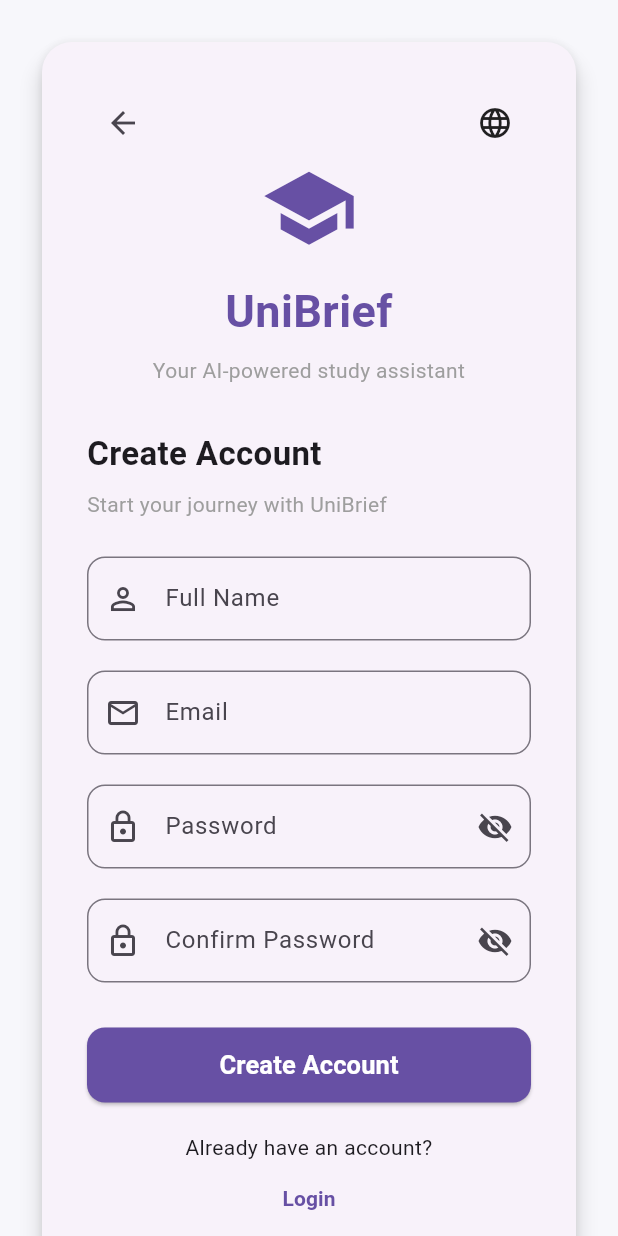
After one commit to alkhatibsalma99-ops/UniBrief, a Flutter app: the screen it shows after launch, after a tap on "Login", after a tap on "Create Account", on a phone screen of 412 x 824 dp. The commit adds this screen. Run offline on Flutter 3.47's test engine with Material 3 defaults, Android fonts, the phone set to English and light mode, and no system bars; our stand-ins replace file_picker, flutter_secure_storage.

Commit message:
Add user registration screen

```diff
--- a/frontend/lib/screens/login_screen.dart
+++ b/frontend/lib/screens/login_screen.dart
@@ -2,6 +2,7 @@ import 'package:flutter/material.dart';
 
 import '../services/api_service.dart';
 import 'dashboard_screen.dart';
+import 'register_screen.dart';
 
 class LoginScreen extends StatefulWidget {
   final String selectedLanguage;
@@ -354,6 +355,64 @@ class _LoginScreenState extends State<LoginScreen> {
                       ),
 
                       const SizedBox(height: 20),
+                      const Divider(),
+
+                      const SizedBox(height: 12),
+
+                      Text(
+                        t(
+                          "Don't have an account?",
+                          'Du hast noch kein Konto?',
+                          'ليس لديك حساب؟',
+                        ),
+                        textAlign: TextAlign.center,
+                      ),
+
+                      const SizedBox(height: 8),
+
+                      OutlinedButton.icon(
+                        onPressed: _isLoading
+                            ? null
+                            : () async {
+                                final registeredEmail =
+                                    await Navigator.of(context).push<String>(
+                                      MaterialPageRoute<String>(
+                                        builder: (_) => RegisterScreen(
+                                          selectedLanguage:
+                                              Localizations.localeOf(
+                                                context,
+                                              ).languageCode,
+                                          onLanguageChanged:
+                                              widget.onLanguageChanged,
+                                        ),
+                                      ),
+                                    );
+
+                                if (!mounted) return;
+
+                                if (registeredEmail != null) {
+                                  _emailController.text = registeredEmail;
+                                  _passwordController.clear();
+                                }
+                              },
+                        icon: const Icon(Icons.person_add_outlined),
+                        style: OutlinedButton.styleFrom(
+                          foregroundColor: const Color(0xFF6750A4),
+                          minimumSize: const Size(double.infinity, 50),
+                          shape: RoundedRectangleBorder(
+                            borderRadius: BorderRadius.circular(12),
+                          ),
+                        ),
+                        label: Text(
+                          t(
+                            'Create Account',
+                            'Konto erstellen',
+                            'إنشاء حساب جديد',
+                          ),
+                        ),
+                      ),
+
+                      const SizedBox(height: 20),
 
                       Text(
                         t(
--- /dev/null
+++ b/frontend/lib/screens/register_screen.dart
@@ -0,0 +1,475 @@
+import 'package:flutter/material.dart';
+
+import '../services/api_service.dart';
+
+class RegisterScreen extends StatefulWidget {
+  final String selectedLanguage;
+  final ValueChanged<String> onLanguageChanged;
+
+  const RegisterScreen({
+    super.key,
+    required this.selectedLanguage,
+    required this.onLanguageChanged,
+  });
+
+  @override
+  State<RegisterScreen> createState() => _RegisterScreenState();
+}
+
+class _RegisterScreenState extends State<RegisterScreen> {
+  final _formKey = GlobalKey<FormState>();
+
+  final _nameController = TextEditingController();
+  final _emailController = TextEditingController();
+  final _passwordController = TextEditingController();
+  final _confirmPasswordController = TextEditingController();
+
+  bool _isLoading = false;
+  bool _obscurePassword = true;
+  bool _obscureConfirmPassword = true;
+
+  static const primaryColor = Color(0xFF6750A4);
+
+  String t(String en, String de, String ar) {
+    final language = Localizations.localeOf(context).languageCode;
+
+    switch (language) {
+      case 'de':
+        return de;
+      case 'ar':
+        return ar;
+      default:
+        return en;
+    }
+  }
+
+  @override
+  void dispose() {
+    _nameController.dispose();
+    _emailController.dispose();
+    _passwordController.dispose();
+    _confirmPasswordController.dispose();
+    super.dispose();
+  }
+
+  Future<void> _register() async {
+    if (_isLoading) return;
+
+    if (!_formKey.currentState!.validate()) return;
+
+    FocusScope.of(context).unfocus();
+
+    setState(() => _isLoading = true);
+
+    try {
+      await ApiService.register(
+        name: _nameController.text.trim(),
+        email: _emailController.text.trim(),
+        password: _passwordController.text,
+      );
+
+      if (!mounted) return;
+
+      final message = t(
+        'Account created successfully! Please log in.',
+        'Konto erfolgreich erstellt! Bitte melde dich an.',
+        'تم إنشاء الحساب بنجاح! سجّل الدخول الآن.',
+      );
+
+      final messenger = ScaffoldMessenger.of(context);
+
+      Navigator.of(context).pop(_emailController.text.trim());
+
+      messenger.showSnackBar(
+        SnackBar(
+          content: Text(message),
+          backgroundColor: Colors.green,
+          duration: const Duration(seconds: 5),
+        ),
+      );
+    } catch (error) {
+      if (!mounted) return;
+
+      ScaffoldMessenger.of(context).showSnackBar(
+        SnackBar(
+          content: Text(
+            '${t('Registration failed', 'Registrierung fehlgeschlagen', 'فشل إنشاء الحساب')}: $error',
+          ),
+          backgroundColor: Colors.red,
+          duration: const Duration(seconds: 5),
+        ),
+      );
+    } finally {
+      if (mounted) {
+        setState(() => _isLoading = false);
+      }
+    }
+  }
+
+  InputDecoration fieldDecoration({
+    required String label,
+    required IconData icon,
+    Widget? suffixIcon,
+  }) {
+    return InputDecoration(
+      labelText: label,
+      prefixIcon: Icon(icon),
+      suffixIcon: suffixIcon,
+      border: OutlineInputBorder(borderRadius: BorderRadius.circular(12)),
+    );
+  }
+
+  @override
+  Widget build(BuildContext context) {
+    return Scaffold(
+      backgroundColor: const Color(0xFFF7F7FB),
+      body: SafeArea(
+        child: Center(
+          child: SingleChildScrollView(
+            padding: const EdgeInsets.all(24),
+            child: ConstrainedBox(
+              constraints: const BoxConstraints(maxWidth: 420),
+              child: Card(
+                elevation: 6,
+                shape: RoundedRectangleBorder(
+                  borderRadius: BorderRadius.circular(20),
+                ),
+                child: Padding(
+                  padding: const EdgeInsets.all(30),
+                  child: Form(
+                    key: _formKey,
+                    child: Column(
+                      mainAxisSize: MainAxisSize.min,
+                      crossAxisAlignment: CrossAxisAlignment.stretch,
+                      children: [
+                        Row(
+                          mainAxisAlignment: MainAxisAlignment.spaceBetween,
+                          children: [
+                            IconButton(
+                              onPressed: _isLoading
+                                  ? null
+                                  : () => Navigator.pop(context),
+                              icon: const Icon(Icons.arrow_back),
+                            ),
+                            PopupMenuButton<String>(
+                              icon: const Icon(Icons.language),
+                              tooltip: t('Language', 'Sprache', 'اللغة'),
+                              onSelected: widget.onLanguageChanged,
+                              itemBuilder: (_) => const [
+                                PopupMenuItem(
+                                  value: 'en',
+                                  child: Text('English'),
+                                ),
+                                PopupMenuItem(
+                                  value: 'de',
+                                  child: Text('Deutsch'),
+                                ),
+                                PopupMenuItem(
+                                  value: 'ar',
+                                  child: Text('العربية'),
+                                ),
+                              ],
+                            ),
+                          ],
+                        ),
+
+                        const Icon(Icons.school, size: 65, color: primaryColor),
+
+                        const SizedBox(height: 15),
+
+                        const Text(
+                          'UniBrief',
+                          textAlign: TextAlign.center,
+                          style: TextStyle(
+                            fontSize: 30,
+                            fontWeight: FontWeight.bold,
+                            color: primaryColor,
+                          ),
+                        ),
+
+                        const SizedBox(height: 8),
+
+                        Text(
+                          t(
+                            'Your AI-powered study assistant',
+                            'Dein KI-Studienassistent',
+                            'مساعدك الدراسي بالذكاء الاصطناعي',
+                          ),
+                          textAlign: TextAlign.center,
+                          style: const TextStyle(
+                            fontSize: 14,
+                            color: Colors.grey,
+                          ),
+                        ),
+
+                        const SizedBox(height: 30),
+
+                        Text(
+                          t(
+                            'Create Account',
+                            'Konto erstellen',
+                            'إنشاء حساب جديد',
+                          ),
+                          style: const TextStyle(
+                            fontSize: 22,
+                            fontWeight: FontWeight.bold,
+                          ),
+                        ),
+
+                        const SizedBox(height: 8),
+
+                        Text(
+                          t(
+                            'Start your journey with UniBrief',
+                            'Starte deine Reise mit UniBrief',
+                            'ابدأ رحلتك مع UniBrief',
+                          ),
+                          style: const TextStyle(color: Colors.grey),
+                        ),
+
+                        const SizedBox(height: 25),
+
+                        // NAME
+                        TextFormField(
+                          controller: _nameController,
+                          enabled: !_isLoading,
+                          textCapitalization: TextCapitalization.words,
+                          textInputAction: TextInputAction.next,
+                          autofillHints: const [AutofillHints.name],
+                          decoration: fieldDecoration(
+                            label: t(
+                              'Full Name',
+                              'Vollständiger Name',
+                              'الاسم الكامل',
+                            ),
+                            icon: Icons.person_outline,
+                          ),
+                          validator: (value) {
+                            if (value == null || value.trim().isEmpty) {
+                              return t(
+                                'Please enter your name',
+                                'Bitte Namen eingeben',
+                                'يرجى إدخال الاسم',
+                              );
+                            }
+
+                            if (value.trim().length > 100) {
+                              return t(
+                                'Name is too long',
+                                'Name ist zu lang',
+                                'الاسم طويل جداً',
+                              );
+                            }
+
+                            return null;
+                          },
+                        ),
+
+                        const SizedBox(height: 20),
+
+                        // EMAIL
+                        TextFormField(
+                          controller: _emailController,
+                          enabled: !_isLoading,
+                          keyboardType: TextInputType.emailAddress,
+                          textInputAction: TextInputAction.next,
+                          autofillHints: const [AutofillHints.email],
+                          decoration: fieldDecoration(
+                            label: t('Email', 'E-Mail', 'البريد الإلكتروني'),
+                            icon: Icons.email_outlined,
+                          ),
+                          validator: (value) {
+                            if (value == null || value.trim().isEmpty) {
+                              return t(
+                                'Please enter your email',
+                                'Bitte E-Mail eingeben',
+                                'يرجى إدخال البريد الإلكتروني',
+                              );
+                            }
+
+                            final emailPattern = RegExp(
+                              r'^[^@\s]+@[^@\s]+\.[^@\s]+$',
+                            );
+
+                            if (!emailPattern.hasMatch(value.trim()) ||
+                                value.trim().length > 255) {
+                              return t(
+                                'Please enter a valid email',
+                                'Bitte gültige E-Mail eingeben',
+                                'يرجى إدخال بريد إلكتروني صحيح',
+                              );
+                            }
+
+                            return null;
+                          },
+                        ),
+
+                        const SizedBox(height: 20),
+
+                        // PASSWORD
+                        TextFormField(
+                          controller: _passwordController,
+                          enabled: !_isLoading,
+                          obscureText: _obscurePassword,
+                          textInputAction: TextInputAction.next,
+                          autofillHints: const [AutofillHints.newPassword],
+                          decoration: fieldDecoration(
+                            label: t('Password', 'Passwort', 'كلمة المرور'),
+                            icon: Icons.lock_outline,
+                            suffixIcon: IconButton(
+                              icon: Icon(
+                                _obscurePassword
+                                    ? Icons.visibility_off
+                                    : Icons.visibility,
+                              ),
+                              onPressed: () {
+                                setState(() {
+                                  _obscurePassword = !_obscurePassword;
+                                });
+                              },
+                            ),
+                          ),
+                          validator: (value) {
+                            if (value == null || value.isEmpty) {
+                              return t(
+                                'Please enter a password',
+                                'Bitte Passwort eingeben',
+                                'يرجى إدخال كلمة المرور',
+                              );
+                            }
+
+                            if (value.length < 8) {
+                              return t(
+                                'Use at least 8 characters',
+                                'Mindestens 8 Zeichen verwenden',
+                                'استخدم 8 أحرف على الأقل',
+                              );
+                            }
+
+                            return null;
+                          },
+                        ),
+
+                        const SizedBox(height: 20),
+
+                        // CONFIRM PASSWORD
+                        TextFormField(
+                          controller: _confirmPasswordController,
+                          enabled: !_isLoading,
+                          obscureText: _obscureConfirmPassword,
+                          textInputAction: TextInputAction.done,
+                          decoration: fieldDecoration(
+                            label: t(
+                              'Confirm Password',
+                              'Passwort bestätigen',
+                              'تأكيد كلمة المرور',
+                            ),
+                            icon: Icons.lock_outline,
+                            suffixIcon: IconButton(
+                              icon: Icon(
+                                _obscureConfirmPassword
+                                    ? Icons.visibility_off
+                                    : Icons.visibility,
+                              ),
+                              onPressed: () {
+                                setState(() {
+                                  _obscureConfirmPassword =
+                                      !_obscureConfirmPassword;
+                                });
+                              },
+                            ),
+                          ),
+                          validator: (value) {
+                            if (value == null || value.isEmpty) {
+                              return t(
+                                'Please confirm your password',
+                                'Bitte Passwort bestätigen',
+                                'يرجى تأكيد كلمة المرور',
+                              );
+                            }
+
+                            if (value != _passwordController.text) {
+                              return t(
+                                'Passwords do not match',
+                                'Passwörter stimmen nicht überein',
+                                'كلمتا المرور غير متطابقتين',
+                              );
+                            }
+
+                            return null;
+                          },
+                          onFieldSubmitted: (_) => _register(),
+                        ),
+
+                        const SizedBox(height: 30),
+
+                        // REGISTER BUTTON
+                        SizedBox(
+                          height: 50,
+                          child: ElevatedButton(
+                            onPressed: _isLoading ? null : _register,
+                            style: ElevatedButton.styleFrom(
+                              backgroundColor: primaryColor,
+                              foregroundColor: Colors.white,
+                              shape: RoundedRectangleBorder(
+                                borderRadius: BorderRadius.circular(12),
+                              ),
+                            ),
+                            child: _isLoading
+                                ? const SizedBox(
+                                    width: 24,
+                                    height: 24,
+                                    child: CircularProgressIndicator(
+                                      color: Colors.white,
+                                      strokeWidth: 2,
+                                    ),
+                                  )
+                                : Text(
+                                    t(
+                                      'Create Account',
+                                      'Konto erstellen',
+                                      'إنشاء حساب',
+                                    ),
+                                    style: const TextStyle(
+                                      fontSize: 17,
+                                      fontWeight: FontWeight.bold,
+                                    ),
+                                  ),
+                          ),
+                        ),
+
+                        const SizedBox(height: 20),
+
+                        Text(
+                          t(
+                            'Already have an account?',
+                            'Du hast bereits ein Konto?',
+                            'لديك حساب بالفعل؟',
+                          ),
+                          textAlign: TextAlign.center,
+                        ),
+
+                        TextButton(
+                          onPressed: _isLoading
+                              ? null
+                              : () => Navigator.pop(context),
+                          child: Text(
+                            t('Login', 'Anmelden', 'تسجيل الدخول'),
+                            style: const TextStyle(
+                              color: primaryColor,
+                              fontWeight: FontWeight.bold,
+                            ),
+                          ),
+                        ),
+                      ],
+                    ),
+                  ),
+                ),
+              ),
+            ),
+          ),
+        ),
+      ),
+    );
+  }
+}
--- a/frontend/pubspec.yaml
+++ b/frontend/pubspec.yaml
@@ -16,8 +16,7 @@ publish_to: 'none' # Remove this line if you wish to publish to pub.dev
 # https://developer.apple.com/library/archive/documentation/General/Reference/InfoPlistKeyReference/Articles/CoreFoundationKeys.html
 # In Windows, build-name is used as the major, minor, and patch parts
 # of the product and file versions while build-number is used as the build suffix.
-version: 1.0.0+1
-
+version: 1.0.2+3
 environment:
   sdk: ^3.12.2
 
```
